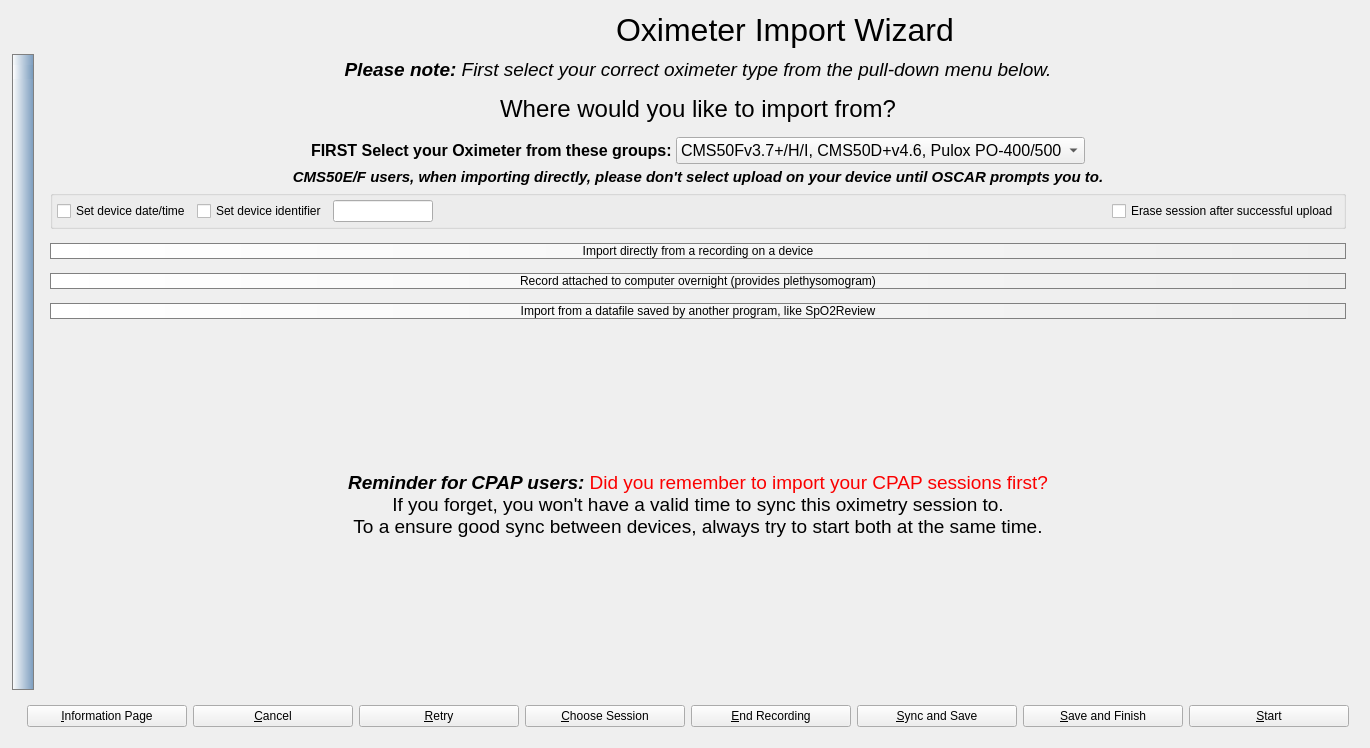
Before: the Qt Designer form oscar/oximeterimport.ui in djbclark/OSCAR-code-sleep-apnea, drawn with Qt 5.
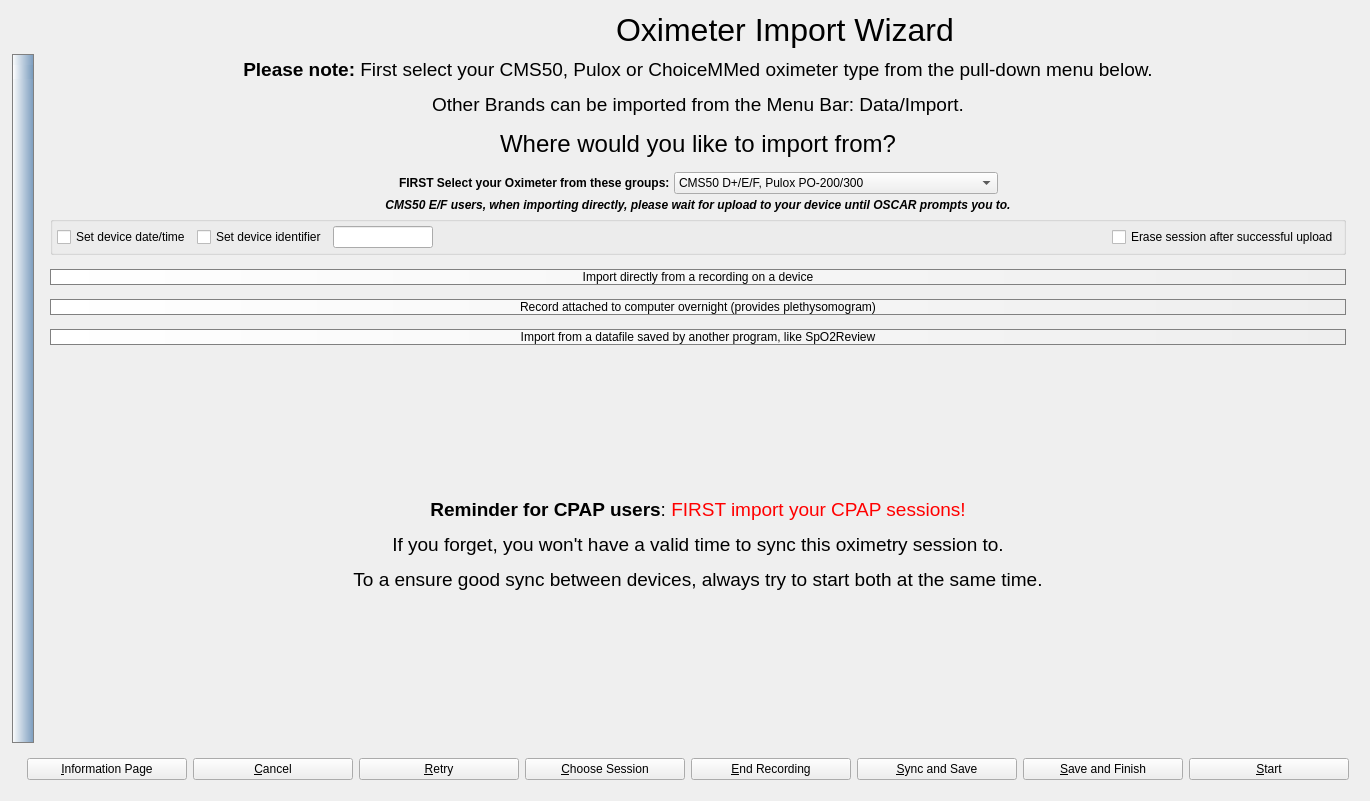
After: the same form once the commit is applied. The open tabs and pages were chosen to show the change. Icons and pictures are not drawn.

Commit message: First step in major cleanup of translatable strings, another one to come

```diff
--- a/oscar/oximeterimport.ui
+++ b/oscar/oximeterimport.ui
@@ -7,7 +7,7 @@
     <x>0</x>
     <y>0</y>
     <width>1370</width>
-    <height>748</height>
+    <height>801</height>
    </rect>
   </property>
   <property name="windowTitle">
@@ -77,6 +77,15 @@
        <property name="palette">
         <palette>
          <active>
+          <colorrole role="WindowText">
+           <brush brushstyle="SolidPattern">
+            <color alpha="255">
+             <red>0</red>
+             <green>0</green>
+             <blue>0</blue>
+            </color>
+           </brush>
+          </colorrole>
           <colorrole role="Button">
            <brush brushstyle="LinearGradientPattern">
             <gradient startx="0.000000000000000" starty="0.000000000000000" endx="1.000000000000000" endy="0.000000000000000" type="LinearGradient" spread="PadSpread" coordinatemode="ObjectBoundingMode">
@@ -97,6 +106,69 @@
             </gradient>
            </brush>
           </colorrole>
+          <colorrole role="Light">
+           <brush brushstyle="SolidPattern">
+            <color alpha="255">
+             <red>153</red>
+             <green>174</green>
+             <blue>255</blue>
+            </color>
+           </brush>
+          </colorrole>
+          <colorrole role="Midlight">
+           <brush brushstyle="SolidPattern">
+            <color alpha="255">
+             <red>103</red>
+             <green>132</green>
+             <blue>243</blue>
+            </color>
+           </brush>
+          </colorrole>
+          <colorrole role="Dark">
+           <brush brushstyle="SolidPattern">
+            <color alpha="255">
+             <red>27</red>
+             <green>45</green>
+             <blue>116</blue>
+            </color>
+           </brush>
+          </colorrole>
+          <colorrole role="Mid">
+           <brush brushstyle="SolidPattern">
+            <color alpha="255">
+             <red>36</red>
+             <green>60</green>
+             <blue>155</blue>
+            </color>
+           </brush>
+          </colorrole>
+          <colorrole role="Text">
+           <brush brushstyle="SolidPattern">
+            <color alpha="255">
+             <red>0</red>
+             <green>0</green>
+             <blue>0</blue>
+            </color>
+           </brush>
+          </colorrole>
+          <colorrole role="BrightText">
+           <brush brushstyle="SolidPattern">
+            <color alpha="255">
+             <red>255</red>
+             <green>255</green>
+             <blue>255</blue>
+            </color>
+           </brush>
+          </colorrole>
+          <colorrole role="ButtonText">
+           <brush brushstyle="SolidPattern">
+            <color alpha="255">
+             <red>0</red>
+             <green>0</green>
+             <blue>0</blue>
+            </color>
+           </brush>
+          </colorrole>
           <colorrole role="Base">
            <brush brushstyle="LinearGradientPattern">
             <gradient startx="0.000000000000000" starty="0.000000000000000" endx="1.000000000000000" endy="0.000000000000000" type="LinearGradient" spread="PadSpread" coordinatemode="ObjectBoundingMode">
@@ -137,8 +209,62 @@
             </gradient>
            </brush>
           </colorrole>
+          <colorrole role="Shadow">
+           <brush brushstyle="SolidPattern">
+            <color alpha="255">
+             <red>0</red>
+             <green>0</green>
+             <blue>0</blue>
+            </color>
+           </brush>
+          </colorrole>
+          <colorrole role="AlternateBase">
+           <brush brushstyle="SolidPattern">
+            <color alpha="255">
+             <red>154</red>
+             <green>172</green>
+             <blue>243</blue>
+            </color>
+           </brush>
+          </colorrole>
+          <colorrole role="ToolTipBase">
+           <brush brushstyle="SolidPattern">
+            <color alpha="255">
+             <red>255</red>
+             <green>255</green>
+             <blue>220</blue>
+            </color>
+           </brush>
+          </colorrole>
+          <colorrole role="ToolTipText">
+           <brush brushstyle="SolidPattern">
+            <color alpha="255">
+             <red>0</red>
+             <green>0</green>
+             <blue>0</blue>
+            </color>
+           </brush>
+          </colorrole>
+          <colorrole role="PlaceholderText">
+           <brush brushstyle="NoBrush">
+            <color alpha="128">
+             <red>0</red>
+             <green>0</green>
+             <blue>0</blue>
+            </color>
+           </brush>
+          </colorrole>
          </active>
          <inactive>
+          <colorrole role="WindowText">
+           <brush brushstyle="SolidPattern">
+            <color alpha="255">
+             <red>0</red>
+             <green>0</green>
+             <blue>0</blue>
+            </color>
+           </brush>
+          </colorrole>
           <colorrole role="Button">
            <brush brushstyle="LinearGradientPattern">
             <gradient startx="0.000000000000000" starty="0.000000000000000" endx="1.000000000000000" endy="0.000000000000000" type="LinearGradient" spread="PadSpread" coordinatemode="ObjectBoundingMode">
@@ -159,6 +285,69 @@
             </gradient>
            </brush>
           </colorrole>
+          <colorrole role="Light">
+           <brush brushstyle="SolidPattern">
+            <color alpha="255">
+             <red>153</red>
+             <green>174</green>
+             <blue>255</blue>
+            </color>
+           </brush>
+          </colorrole>
+          <colorrole role="Midlight">
+           <brush brushstyle="SolidPattern">
+            <color alpha="255">
+             <red>103</red>
+             <green>132</green>
+             <blue>243</blue>
+            </color>
+           </brush>
+          </colorrole>
+          <colorrole role="Dark">
+           <brush brushstyle="SolidPattern">
+            <color alpha="255">
+             <red>27</red>
+             <green>45</green>
+             <blue>116</blue>
+            </color>
+           </brush>
+          </colorrole>
+          <colorrole role="Mid">
+           <brush brushstyle="SolidPattern">
+            <color alpha="255">
+             <red>36</red>
+             <green>60</green>
+             <blue>155</blue>
+            </color>
+           </brush>
+          </colorrole>
+          <colorrole role="Text">
+           <brush brushstyle="SolidPattern">
+            <color alpha="255">
+             <red>0</red>
+             <green>0</green>
+             <blue>0</blue>
+            </color>
+           </brush>
+          </colorrole>
+          <colorrole role="BrightText">
+           <brush brushstyle="SolidPattern">
+            <color alpha="255">
+             <red>255</red>
+             <green>255</green>
+             <blue>255</blue>
+            </color>
+           </brush>
+          </colorrole>
+          <colorrole role="ButtonText">
+           <brush brushstyle="SolidPattern">
+            <color alpha="255">
+             <red>0</red>
+             <green>0</green>
+             <blue>0</blue>
+            </color>
+           </brush>
+          </colorrole>
           <colorrole role="Base">
            <brush brushstyle="LinearGradientPattern">
             <gradient startx="0.000000000000000" starty="0.000000000000000" endx="1.000000000000000" endy="0.000000000000000" type="LinearGradient" spread="PadSpread" coordinatemode="ObjectBoundingMode">
@@ -199,8 +388,62 @@
             </gradient>
            </brush>
           </colorrole>
+          <colorrole role="Shadow">
+           <brush brushstyle="SolidPattern">
+            <color alpha="255">
+             <red>0</red>
+             <green>0</green>
+             <blue>0</blue>
+            </color>
+           </brush>
+          </colorrole>
+          <colorrole role="AlternateBase">
+           <brush brushstyle="SolidPattern">
+            <color alpha="255">
+             <red>154</red>
+             <green>172</green>
+             <blue>243</blue>
+            </color>
+           </brush>
+          </colorrole>
+          <colorrole role="ToolTipBase">
+           <brush brushstyle="SolidPattern">
+            <color alpha="255">
+             <red>255</red>
+             <green>255</green>
+             <blue>220</blue>
+            </color>
+           </brush>
+          </colorrole>
+          <colorrole role="ToolTipText">
+           <brush brushstyle="SolidPattern">
+            <color alpha="255">
+             <red>0</red>
+             <green>0</green>
+             <blue>0</blue>
+            </color>
+           </brush>
+          </colorrole>
+          <colorrole role="PlaceholderText">
+           <brush brushstyle="NoBrush">
+            <color alpha="128">
+             <red>0</red>
+             <green>0</green>
+             <blue>0</blue>
+            </color>
+           </brush>
+          </colorrole>
          </inactive>
          <disabled>
+          <colorrole role="WindowText">
+           <brush brushstyle="SolidPattern">
+            <color alpha="255">
+             <red>27</red>
+             <green>45</green>
+             <blue>116</blue>
+            </color>
+           </brush>
+          </colorrole>
           <colorrole role="Button">
            <brush brushstyle="LinearGradientPattern">
             <gradient startx="0.000000000000000" starty="0.000000000000000" endx="1.000000000000000" endy="0.000000000000000" type="LinearGradient" spread="PadSpread" coordinatemode="ObjectBoundingMode">
@@ -221,6 +464,69 @@
             </gradient>
            </brush>
           </colorrole>
+          <colorrole role="Light">
+           <brush brushstyle="SolidPattern">
+            <color alpha="255">
+             <red>153</red>
+             <green>174</green>
+             <blue>255</blue>
+            </color>
+           </brush>
+          </colorrole>
+          <colorrole role="Midlight">
+           <brush brushstyle="SolidPattern">
+            <color alpha="255">
+             <red>103</red>
+             <green>132</green>
+             <blue>243</blue>
+            </color>
+           </brush>
+          </colorrole>
+          <colorrole role="Dark">
+           <brush brushstyle="SolidPattern">
+            <color alpha="255">
+             <red>27</red>
+             <green>45</green>
+             <blue>116</blue>
+            </color>
+           </brush>
+          </colorrole>
+          <colorrole role="Mid">
+           <brush brushstyle="SolidPattern">
+            <color alpha="255">
+             <red>36</red>
+             <green>60</green>
+             <blue>155</blue>
+            </color>
+           </brush>
+          </colorrole>
+          <colorrole role="Text">
+           <brush brushstyle="SolidPattern">
+            <color alpha="255">
+             <red>27</red>
+             <green>45</green>
+             <blue>116</blue>
+            </color>
+           </brush>
+          </colorrole>
+          <colorrole role="BrightText">
+           <brush brushstyle="SolidPattern">
+            <color alpha="255">
+             <red>255</red>
+             <green>255</green>
+             <blue>255</blue>
+            </color>
+           </brush>
+          </colorrole>
+          <colorrole role="ButtonText">
+           <brush brushstyle="SolidPattern">
+            <color alpha="255">
+             <red>27</red>
+             <green>45</green>
+             <blue>116</blue>
+            </color>
+           </brush>
+          </colorrole>
           <colorrole role="Base">
            <brush brushstyle="LinearGradientPattern">
             <gradient startx="0.000000000000000" starty="0.000000000000000" endx="1.000000000000000" endy="0.000000000000000" type="LinearGradient" spread="PadSpread" coordinatemode="ObjectBoundingMode">
@@ -261,6 +567,51 @@
             </gradient>
            </brush>
           </colorrole>
+          <colorrole role="Shadow">
+           <brush brushstyle="SolidPattern">
+            <color alpha="255">
+             <red>0</red>
+             <green>0</green>
+             <blue>0</blue>
+            </color>
+           </brush>
+          </colorrole>
+          <colorrole role="AlternateBase">
+           <brush brushstyle="SolidPattern">
+            <color alpha="255">
+             <red>54</red>
+             <green>90</green>
+             <blue>232</blue>
+            </color>
+           </brush>
+          </colorrole>
+          <colorrole role="ToolTipBase">
+           <brush brushstyle="SolidPattern">
+            <color alpha="255">
+             <red>255</red>
+             <green>255</green>
+             <blue>220</blue>
+            </color>
+           </brush>
+          </colorrole>
+          <colorrole role="ToolTipText">
+           <brush brushstyle="SolidPattern">
+            <color alpha="255">
+             <red>0</red>
+             <green>0</green>
+             <blue>0</blue>
+            </color>
+           </brush>
+          </colorrole>
+          <colorrole role="PlaceholderText">
+           <brush brushstyle="NoBrush">
+            <color alpha="128">
+             <red>0</red>
+             <green>0</green>
+             <blue>0</blue>
+            </color>
+           </brush>
+          </colorrole>
          </disabled>
         </palette>
        </property>
@@ -345,7 +696,7 @@
      <item>
       <widget class="QStackedWidget" name="stackedWidget">
        <property name="currentIndex">
-        <number>0</number>
+        <number>1</number>
        </property>
        <widget class="QWidget" name="welcomePage">
         <layout class="QVBoxLayout" name="verticalLayout">
@@ -406,7 +757,7 @@
                <string notr="true">&lt;!DOCTYPE HTML PUBLIC &quot;-//W3C//DTD HTML 4.0//EN&quot; &quot;http://www.w3.org/TR/REC-html40/strict.dtd&quot;&gt;
 &lt;html&gt;&lt;head&gt;&lt;meta name=&quot;qrichtext&quot; content=&quot;1&quot; /&gt;&lt;meta charset=&quot;utf-8&quot; /&gt;&lt;style type=&quot;text/css&quot;&gt;
 p, li { white-space: pre-wrap; }
-&lt;/style&gt;&lt;/head&gt;&lt;body style=&quot; font-family:'Segoe UI'; font-size:9pt; font-weight:400; font-style:normal;&quot;&gt;
+&lt;/style&gt;&lt;/head&gt;&lt;body style=&quot; font-family:'Segoe UI'; font-size:11.25pt; font-weight:400; font-style:normal;&quot;&gt;
 &lt;p style=&quot;-qt-paragraph-type:empty; margin-top:0px; margin-bottom:0px; margin-left:0px; margin-right:0px; -qt-block-indent:0; text-indent:0px; font-family:'.Lucida Grande UI'; font-size:13pt;&quot;&gt;&lt;br /&gt;&lt;/p&gt;&lt;/body&gt;&lt;/html&gt;</string>
               </property>
               <property name="placeholderText">
@@ -496,7 +847,7 @@
             </font>
            </property>
            <property name="text">
-            <string>&lt;html&gt;&lt;head/&gt;&lt;body&gt;&lt;p&gt;&lt;span style=&quot; font-weight:600; font-style:italic;&quot;&gt;Please note: &lt;/span&gt;&lt;span style=&quot; font-style:italic;&quot;&gt;First select your correct oximeter type from the pull-down menu below.&lt;/span&gt;&lt;/p&gt;&lt;/body&gt;&lt;/html&gt;</string>
+            <string>&lt;html&gt;&lt;head/&gt;&lt;body&gt;&lt;p&gt;&lt;span style=&quot; font-weight:700;&quot;&gt;Please note:&lt;/span&gt; First select your CMS50, Pulox or ChoiceMMed oximeter type from the pull-down menu below.&lt;/p&gt;&lt;p&gt;Other Brands can be imported from the Menu Bar: Data/Import.&lt;/p&gt;&lt;/body&gt;&lt;/html&gt;</string>
            </property>
            <property name="alignment">
             <set>Qt::AlignHCenter|Qt::AlignTop</set>
@@ -583,33 +934,34 @@
            <item>
             <widget class="QLabel" name="label_13">
              <property name="text">
-              <string>&lt;html&gt;&lt;head/&gt;&lt;body&gt;&lt;p&gt;&lt;span style=&quot; font-size:12pt; font-weight:700;&quot;&gt;FIRST Select your Oximeter from these groups:&lt;/span&gt;&lt;/p&gt;&lt;/body&gt;&lt;/html&gt;</string>
+              <string>&lt;html&gt;&lt;head/&gt;&lt;body&gt;&lt;p&gt;&lt;span style=&quot; font-weight:700;&quot;&gt;FIRST Select your Oximeter from these groups:&lt;/span&gt;&lt;/p&gt;&lt;/body&gt;&lt;/html&gt;</string>
              </property>
             </widget>
            </item>
            <item>
             <widget class="QComboBox" name="oximeterType">
-             <property name="font">
-              <font>
-               <pointsize>12</pointsize>
-              </font>
+             <property name="toolTip">
+              <string>&lt;html&gt;&lt;head/&gt;&lt;body&gt;&lt;p&gt;&lt;span style=&quot; font-weight:700;&quot;&gt;All other types:&lt;/span&gt; Use Data/Import from the Menu bar.&lt;/p&gt;&lt;/body&gt;&lt;/html&gt;</string>
+             </property>
+             <property name="currentText">
+              <string notr="true">CMS50 D+/E/F, Pulox PO-200/300</string>
              </property>
              <property name="sizeAdjustPolicy">
               <enum>QComboBox::AdjustToContents</enum>
              </property>
              <item>
               <property name="text">
-               <string>CMS50Fv3.7+/H/I, CMS50D+v4.6, Pulox PO-400/500</string>
+               <string notr="true">CMS50 D+/E/F, Pulox PO-200/300</string>
               </property>
              </item>
              <item>
               <property name="text">
-               <string>CMS50D+/E/F, Pulox PO-200/300</string>
+               <string notr="true">CMS50 Fv3.7+/H/I, CMS50 D+v4.6, Pulox PO-400/500</string>
               </property>
              </item>
              <item>
               <property name="text">
-               <string>ChoiceMMed MD300W1</string>
+               <string notr="true">ChoiceMMed MD300W1</string>
               </property>
              </item>
             </widget>
@@ -639,13 +991,12 @@
            </property>
            <property name="font">
             <font>
-             <pointsize>11</pointsize>
              <italic>true</italic>
              <bold>true</bold>
             </font>
            </property>
            <property name="text">
-            <string>CMS50E/F users, when importing directly, please don't select upload on your device until OSCAR prompts you to.</string>
+            <string>&lt;html&gt;&lt;head/&gt;&lt;body&gt;&lt;p&gt;CMS50 E/F users, when importing directly, please wait for upload to your device until OSCAR prompts you to.&lt;/p&gt;&lt;/body&gt;&lt;/html&gt;</string>
            </property>
            <property name="alignment">
             <set>Qt::AlignCenter</set>
@@ -682,7 +1033,7 @@
             <item>
              <widget class="QCheckBox" name="cms50SyncTime">
               <property name="toolTip">
-               <string>&lt;html&gt;&lt;head/&gt;&lt;body&gt;&lt;p&gt;If enabled, OSCAR will automatically reset your CMS50's internal clock using your computers current time.&lt;/p&gt;&lt;/body&gt;&lt;/html&gt;</string>
+               <string>If enabled, OSCAR will automatically reset your CMS50's internal clock using your computers current time.</string>
               </property>
               <property name="text">
                <string>Set device date/time</string>
@@ -692,7 +1043,7 @@
             <item>
              <widget class="QCheckBox" name="cms50CheckName">
               <property name="toolTip">
-               <string>&lt;html&gt;&lt;head/&gt;&lt;body&gt;&lt;p&gt;Check to enable updating the device identifier next import, which is useful for those who have multiple oximeters lying around.&lt;/p&gt;&lt;/body&gt;&lt;/html&gt;</string>
+               <string>Check to enable updating the device identifier next import, which is useful for those who have multiple oximeters lying around.</string>
               </property>
               <property name="text">
                <string>Set device identifier</string>
@@ -714,7 +1065,7 @@
                </size>
               </property>
               <property name="toolTip">
-               <string>&lt;html&gt;&lt;head/&gt;&lt;body&gt;&lt;p&gt;Here you can enter a 7 character name for this oximeter.&lt;/p&gt;&lt;/body&gt;&lt;/html&gt;</string>
+               <string>Here you can enter a 7 character name for this oximeter.</string>
               </property>
               <property name="inputMask">
                <string notr="true">nnnnnnn</string>
@@ -755,7 +1106,7 @@
             <item>
              <widget class="QCheckBox" name="cms50EraseAfterwards">
               <property name="toolTip">
-               <string>&lt;html&gt;&lt;head/&gt;&lt;body&gt;&lt;p&gt;This option will erase the imported session from your oximeter after import has completed. &lt;/p&gt;&lt;p&gt;Use with caution,  because if something goes wrong before OSCAR saves your session, you can't get it back.&lt;/p&gt;&lt;/body&gt;&lt;/html&gt;</string>
+               <string>This option will erase the imported session from your oximeter after import has completed. Use with caution,  because if something goes wrong before OSCAR saves your session, you can't get it back.</string>
               </property>
               <property name="text">
                <string>Erase session after successful upload</string>
@@ -784,7 +1135,7 @@
          <item>
           <widget class="QPushButton" name="directImportButton">
            <property name="toolTip">
-            <string>&lt;html&gt;&lt;head/&gt;&lt;body&gt;&lt;p&gt;This option allows you to import (via cable) from your oximeters internal recordings.&lt;/p&gt;&lt;p&gt;After selecting on this option, old Contec oximeters will require you to use the device's menu to initiate the upload.&lt;/p&gt;&lt;/body&gt;&lt;/html&gt;</string>
+            <string>This option allows you to import (via cable) from your oximeters internal recordings. After selecting on this option, old Contec oximeters will require you to use the device's menu to initiate the upload.</string>
            </property>
            <property name="styleSheet">
             <string notr="true"/>
@@ -826,7 +1177,7 @@
          <item>
           <widget class="QPushButton" name="liveImportButton">
            <property name="toolTip">
-            <string>&lt;html&gt;&lt;head/&gt;&lt;body&gt;&lt;p&gt;If you don't mind a being attached to a running computer overnight, this option provide a useful plethysomogram graph, which gives an indication of heart rhythm, on top of the normal oximetry readings.&lt;/p&gt;&lt;/body&gt;&lt;/html&gt;</string>
+            <string>&lt;html&gt;&lt;head/&gt;&lt;body&gt;&lt;p&gt;If you don't mind being attached to a running computer overnight, this option provides a useful &lt;span style=&quot; font-style:italic;&quot;&gt;plethysonogram&lt;/span&gt; graph, which gives an indication of heart rhythm on top of the normal oximetry readings.&lt;/p&gt;&lt;/body&gt;&lt;/html&gt;</string>
            </property>
            <property name="styleSheet">
             <string notr="true"/>
@@ -865,7 +1216,7 @@
          <item>
           <widget class="QPushButton" name="fileImportButton">
            <property name="toolTip">
-            <string>&lt;html&gt;&lt;head/&gt;&lt;body&gt;&lt;p&gt;This option allows you to import from data files created by software that came with your Pulse Oximeter, such as SpO2Review.&lt;/p&gt;&lt;/body&gt;&lt;/html&gt;</string>
+            <string>This option allows you to import from data files created by software that came with your Pulse Oximeter, such as SpO2Review.</string>
            </property>
            <property name="styleSheet">
             <string notr="true"/>
@@ -915,7 +1266,7 @@
             </font>
            </property>
            <property name="text">
-            <string>&lt;html&gt;&lt;head/&gt;&lt;body&gt;&lt;p&gt;&lt;span style=&quot; font-weight:600; font-style:italic;&quot;&gt;Reminder for CPAP users: &lt;/span&gt;&lt;span style=&quot; color:#fb0000;&quot;&gt;Did you remember to import your CPAP sessions first?&lt;br/&gt;&lt;/span&gt;If you forget, you won't have a valid time to sync this oximetry session to.&lt;br/&gt;To a ensure good sync between devices, always try to start both at the same time.&lt;/p&gt;&lt;/body&gt;&lt;/html&gt;</string>
+            <string>&lt;html&gt;&lt;head/&gt;&lt;body&gt;&lt;p&gt;&lt;span style=&quot; font-weight:700;&quot;&gt;Reminder for CPAP users&lt;/span&gt;: &lt;span style=&quot; color:#ff0000;&quot;&gt;FIRST import your CPAP sessions!&lt;/span&gt;&lt;/p&gt;&lt;p&gt;If you forget, you won't have a valid time to sync this oximetry session to.&lt;/p&gt;&lt;p&gt;To a ensure good sync between devices, always try to start both at the same time.&lt;/p&gt;&lt;/body&gt;&lt;/html&gt;</string>
            </property>
            <property name="alignment">
             <set>Qt::AlignHCenter|Qt::AlignTop</set>
@@ -1133,7 +1484,7 @@
                  </font>
                 </property>
                 <property name="text">
-                 <string notr="true">&lt;html&gt;&lt;head/&gt;&lt;body&gt;&lt;p&gt;SpO&lt;span style=&quot; vertical-align:sub;&quot;&gt;2&lt;/span&gt; %&lt;/p&gt;&lt;/body&gt;&lt;/html&gt;</string>
+                 <string notr="true">SpO2 %</string>
                 </property>
                 <property name="alignment">
                  <set>Qt::AlignHCenter|Qt::AlignTop</set>
@@ -1306,7 +1657,7 @@
             </font>
            </property>
            <property name="text">
-            <string>Multiple Sessions Detected</string>
+            <string>Multiple sessions detected</string>
            </property>
            <property name="alignment">
             <set>Qt::AlignCenter</set>
@@ -1372,7 +1723,7 @@
             </font>
            </property>
            <property name="text">
-            <string>Import Completed. When did the recording start?</string>
+            <string>Import completed. When did the recording start?</string>
            </property>
            <property name="alignment">
             <set>Qt::AlignCenter</set>
@@ -1470,7 +1821,7 @@
                  </sizepolicy>
                 </property>
                 <property name="text">
-                 <string>I started this oximeter recording at (or near) the same time as a session on my CPAP machine.</string>
+                 <string>I started this oximeter recording at (or near) the same time as a session on my CPAP device.</string>
                 </property>
                 <property name="wordWrap">
                  <bool>true</bool>
@@ -1499,7 +1850,7 @@
                  </sizepolicy>
                 </property>
                 <property name="text">
-                 <string>&lt;html&gt;&lt;head/&gt;&lt;body&gt;&lt;p&gt;OSCAR needs a starting time to know where to save this oximetry session to.&lt;/p&gt;&lt;p&gt;Choose one of the following options:&lt;/p&gt;&lt;/body&gt;&lt;/html&gt;</string>
+                 <string>OSCAR needs a starting time to know where to save this oximetry session to. Choose one of the following options:</string>
                 </property>
                 <property name="alignment">
                  <set>Qt::AlignLeading|Qt::AlignLeft|Qt::AlignTop</set>
@@ -1531,7 +1882,7 @@
                  </sizepolicy>
                 </property>
                 <property name="text">
-                 <string>&lt;html&gt;&lt;head/&gt;&lt;body&gt;&lt;p&gt;Note: Syncing to CPAP session starting time will always be more accurate.&lt;/p&gt;&lt;/body&gt;&lt;/html&gt;</string>
+                 <string>Note: Syncing to CPAP session starting time will always be more accurate.</string>
                 </property>
                 <property name="wordWrap">
                  <bool>true</bool>
```
The commit also changes 134 other files.
